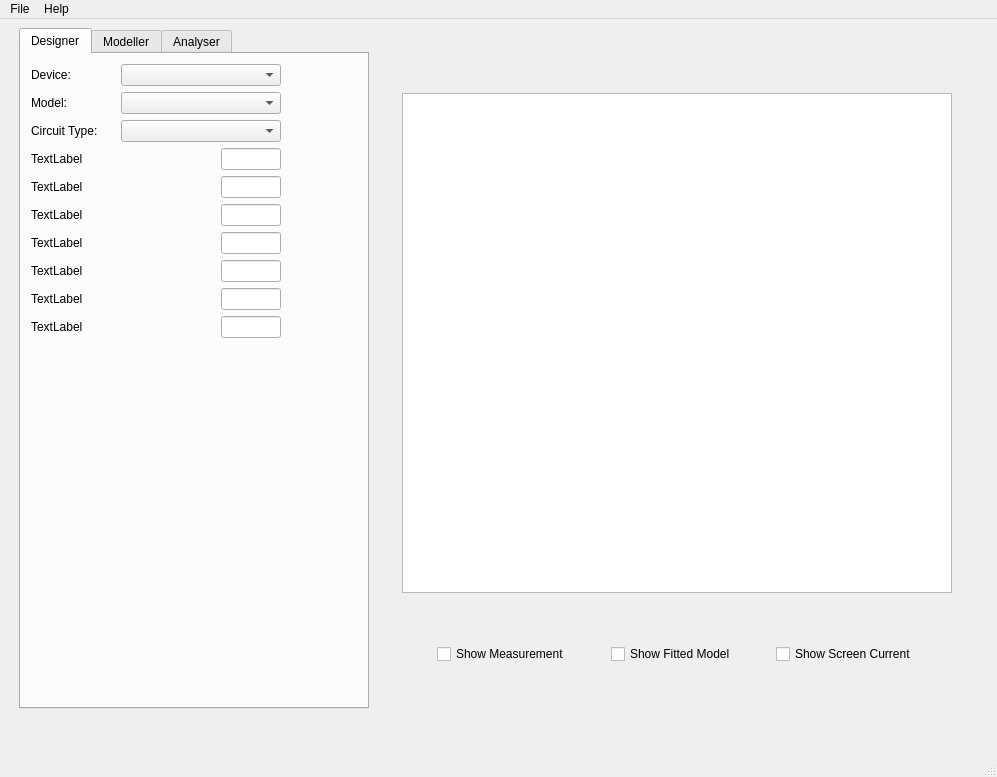
Lizardboy2390/ValveWorkbench, file valveworkbench.ui: the form before one commit.
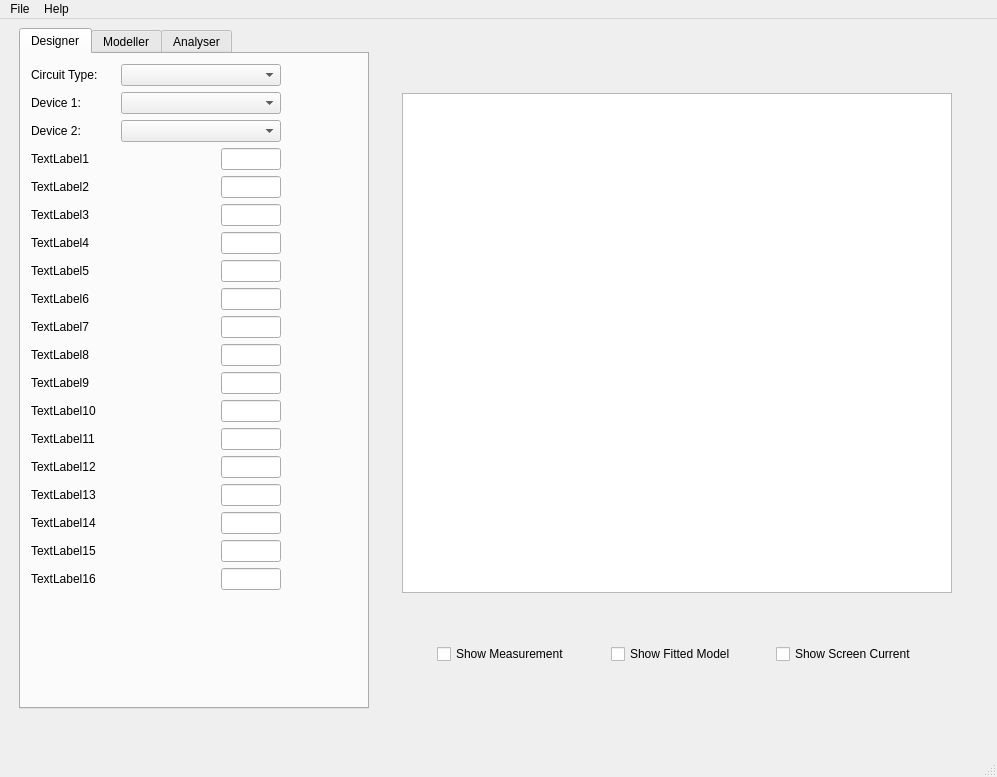
The form after the commit.

Commit message: Adjusted design capability to accomodate circuits with multiple devices

The edit to the form file:
```diff
--- a/valveworkbench.ui
+++ b/valveworkbench.ui
@@ -51,76 +51,10 @@
            <x>10</x>
            <y>10</y>
            <width>250</width>
-           <height>461</height>
+           <height>631</height>
           </rect>
          </property>
          <layout class="QVBoxLayout" name="verticalLayout">
-          <item>
-           <layout class="QHBoxLayout" name="horizontalLayout_16">
-            <item>
-             <widget class="QLabel" name="label_4">
-              <property name="text">
-               <string>Device:</string>
-              </property>
-             </widget>
-            </item>
-            <item>
-             <widget class="QComboBox" name="stdDeviceSelection">
-              <property name="sizePolicy">
-               <sizepolicy hsizetype="Fixed" vsizetype="Fixed">
-                <horstretch>0</horstretch>
-                <verstretch>0</verstretch>
-               </sizepolicy>
-              </property>
-              <property name="minimumSize">
-               <size>
-                <width>160</width>
-                <height>0</height>
-               </size>
-              </property>
-              <property name="maximumSize">
-               <size>
-                <width>160</width>
-                <height>16777215</height>
-               </size>
-              </property>
-             </widget>
-            </item>
-           </layout>
-          </item>
-          <item>
-           <layout class="QHBoxLayout" name="horizontalLayout_17">
-            <item>
-             <widget class="QLabel" name="label_5">
-              <property name="text">
-               <string>Model:</string>
-              </property>
-             </widget>
-            </item>
-            <item>
-             <widget class="QComboBox" name="stdModelSelection">
-              <property name="sizePolicy">
-               <sizepolicy hsizetype="Fixed" vsizetype="Fixed">
-                <horstretch>0</horstretch>
-                <verstretch>0</verstretch>
-               </sizepolicy>
-              </property>
-              <property name="minimumSize">
-               <size>
-                <width>160</width>
-                <height>0</height>
-               </size>
-              </property>
-              <property name="maximumSize">
-               <size>
-                <width>160</width>
-                <height>16777215</height>
-               </size>
-              </property>
-             </widget>
-            </item>
-           </layout>
-          </item>
           <item>
            <layout class="QHBoxLayout" name="horizontalLayout_4">
             <item>
@@ -172,12 +106,66 @@
             </item>
            </layout>
           </item>
+          <item>
+           <layout class="QHBoxLayout" name="horizontalLayout_16">
+            <item>
+             <widget class="QLabel" name="label_4">
+              <property name="text">
+               <string>Device 1:</string>
+              </property>
+             </widget>
+            </item>
+            <item>
+             <widget class="QComboBox" name="stdDeviceSelection">
+              <property name="sizePolicy">
+               <sizepolicy hsizetype="Fixed" vsizetype="Fixed">
+                <horstretch>0</horstretch>
+                <verstretch>0</verstretch>
+               </sizepolicy>
+              </property>
+              <property name="minimumSize">
+               <size>
+                <width>160</width>
+                <height>0</height>
+               </size>
+              </property>
+              <property name="maximumSize">
+               <size>
+                <width>160</width>
+                <height>16777215</height>
+               </size>
+              </property>
+             </widget>
+            </item>
+           </layout>
+          </item>
+          <item>
+           <layout class="QHBoxLayout" name="horizontalLayout_17">
+            <item>
+             <widget class="QLabel" name="label_5">
+              <property name="text">
+               <string>Device 2:</string>
+              </property>
+             </widget>
+            </item>
+            <item>
+             <widget class="QComboBox" name="stdDeviceSelection2">
+              <property name="minimumSize">
+               <size>
+                <width>160</width>
+                <height>0</height>
+               </size>
+              </property>
+             </widget>
+            </item>
+           </layout>
+          </item>
           <item>
            <layout class="QHBoxLayout" name="horizontalLayout_5">
             <item>
              <widget class="QLabel" name="cir1Label">
               <property name="text">
-               <string>TextLabel</string>
+               <string>TextLabel1</string>
               </property>
              </widget>
             </item>
@@ -205,45 +193,12 @@
             </item>
            </layout>
           </item>
-          <item>
-           <layout class="QHBoxLayout" name="horizontalLayout_7">
-            <item>
-             <widget class="QLabel" name="cir3Label">
-              <property name="text">
-               <string>TextLabel</string>
-              </property>
-             </widget>
-            </item>
-            <item>
-             <widget class="QLineEdit" name="cir3Value">
-              <property name="sizePolicy">
-               <sizepolicy hsizetype="Fixed" vsizetype="Fixed">
-                <horstretch>0</horstretch>
-                <verstretch>0</verstretch>
-               </sizepolicy>
-              </property>
-              <property name="minimumSize">
-               <size>
-                <width>60</width>
-                <height>0</height>
-               </size>
-              </property>
-              <property name="maximumSize">
-               <size>
-                <width>60</width>
-                <height>16777215</height>
-               </size>
-              </property>
-             </widget>
-            </item>
-           </layout>
-          </item>
           <item>
            <layout class="QHBoxLayout" name="horizontalLayout_6">
             <item>
              <widget class="QLabel" name="cir2Label">
               <property name="text">
-               <string>TextLabel</string>
+               <string>TextLabel2</string>
               </property>
              </widget>
             </item>
@@ -272,16 +227,49 @@
            </layout>
           </item>
           <item>
-           <layout class="QHBoxLayout" name="horizontalLayout_13">
+           <layout class="QHBoxLayout" name="horizontalLayout_7">
             <item>
-             <widget class="QLabel" name="cir7Label">
+             <widget class="QLabel" name="cir3Label">
               <property name="text">
-               <string>TextLabel</string>
+               <string>TextLabel3</string>
               </property>
              </widget>
             </item>
             <item>
-             <widget class="QLineEdit" name="cir7Value">
+             <widget class="QLineEdit" name="cir3Value">
+              <property name="sizePolicy">
+               <sizepolicy hsizetype="Fixed" vsizetype="Fixed">
+                <horstretch>0</horstretch>
+                <verstretch>0</verstretch>
+               </sizepolicy>
+              </property>
+              <property name="minimumSize">
+               <size>
+                <width>60</width>
+                <height>0</height>
+               </size>
+              </property>
+              <property name="maximumSize">
+               <size>
+                <width>60</width>
+                <height>16777215</height>
+               </size>
+              </property>
+             </widget>
+            </item>
+           </layout>
+          </item>
+          <item>
+           <layout class="QHBoxLayout" name="horizontalLayout_8">
+            <item>
+             <widget class="QLabel" name="cir4Label">
+              <property name="text">
+               <string>TextLabel4</string>
+              </property>
+             </widget>
+            </item>
+            <item>
+             <widget class="QLineEdit" name="cir4Value">
               <property name="sizePolicy">
                <sizepolicy hsizetype="Fixed" vsizetype="Fixed">
                 <horstretch>0</horstretch>
@@ -309,7 +297,7 @@
             <item>
              <widget class="QLabel" name="cir5Label">
               <property name="text">
-               <string>TextLabel</string>
+               <string>TextLabel5</string>
               </property>
              </widget>
             </item>
@@ -342,7 +330,7 @@
             <item>
              <widget class="QLabel" name="cir6Label">
               <property name="text">
-               <string>TextLabel</string>
+               <string>TextLabel6</string>
               </property>
              </widget>
             </item>
@@ -371,16 +359,16 @@
            </layout>
           </item>
           <item>
-           <layout class="QHBoxLayout" name="horizontalLayout_8">
+           <layout class="QHBoxLayout" name="horizontalLayout_13">
             <item>
-             <widget class="QLabel" name="cir4Label">
+             <widget class="QLabel" name="cir7Label">
               <property name="text">
-               <string>TextLabel</string>
+               <string>TextLabel7</string>
               </property>
              </widget>
             </item>
             <item>
-             <widget class="QLineEdit" name="cir4Value">
+             <widget class="QLineEdit" name="cir7Value">
               <property name="sizePolicy">
                <sizepolicy hsizetype="Fixed" vsizetype="Fixed">
                 <horstretch>0</horstretch>
@@ -403,6 +391,237 @@
             </item>
            </layout>
           </item>
+          <item>
+           <layout class="QHBoxLayout" name="horizontalLayout_11">
+            <item>
+             <widget class="QLabel" name="cir8Label">
+              <property name="sizePolicy">
+               <sizepolicy hsizetype="Expanding" vsizetype="Preferred">
+                <horstretch>0</horstretch>
+                <verstretch>0</verstretch>
+               </sizepolicy>
+              </property>
+              <property name="text">
+               <string>TextLabel8</string>
+              </property>
+             </widget>
+            </item>
+            <item>
+             <widget class="QLineEdit" name="cir8Value">
+              <property name="sizePolicy">
+               <sizepolicy hsizetype="Fixed" vsizetype="Fixed">
+                <horstretch>0</horstretch>
+                <verstretch>0</verstretch>
+               </sizepolicy>
+              </property>
+              <property name="minimumSize">
+               <size>
+                <width>60</width>
+                <height>0</height>
+               </size>
+              </property>
+              <property name="maximumSize">
+               <size>
+                <width>60</width>
+                <height>16777215</height>
+               </size>
+              </property>
+             </widget>
+            </item>
+           </layout>
+          </item>
+          <item>
+           <layout class="QHBoxLayout" name="horizontalLayout_14">
+            <item>
+             <widget class="QLabel" name="cir9Label">
+              <property name="sizePolicy">
+               <sizepolicy hsizetype="Expanding" vsizetype="Preferred">
+                <horstretch>0</horstretch>
+                <verstretch>0</verstretch>
+               </sizepolicy>
+              </property>
+              <property name="text">
+               <string>TextLabel9</string>
+              </property>
+             </widget>
+            </item>
+            <item>
+             <widget class="QLineEdit" name="cir9Value">
+              <property name="maximumSize">
+               <size>
+                <width>60</width>
+                <height>16777215</height>
+               </size>
+              </property>
+             </widget>
+            </item>
+           </layout>
+          </item>
+          <item>
+           <layout class="QHBoxLayout" name="horizontalLayout_15">
+            <item>
+             <widget class="QLabel" name="cir10Label">
+              <property name="sizePolicy">
+               <sizepolicy hsizetype="Expanding" vsizetype="Preferred">
+                <horstretch>0</horstretch>
+                <verstretch>0</verstretch>
+               </sizepolicy>
+              </property>
+              <property name="text">
+               <string>TextLabel10</string>
+              </property>
+             </widget>
+            </item>
+            <item>
+             <widget class="QLineEdit" name="cir10Value">
+              <property name="maximumSize">
+               <size>
+                <width>60</width>
+                <height>16777215</height>
+               </size>
+              </property>
+             </widget>
+            </item>
+           </layout>
+          </item>
+          <item>
+           <layout class="QHBoxLayout" name="horizontalLayout_18">
+            <item>
+             <widget class="QLabel" name="cir11Label">
+              <property name="sizePolicy">
+               <sizepolicy hsizetype="Expanding" vsizetype="Preferred">
+                <horstretch>0</horstretch>
+                <verstretch>0</verstretch>
+               </sizepolicy>
+              </property>
+              <property name="text">
+               <string>TextLabel11</string>
+              </property>
+             </widget>
+            </item>
+            <item>
+             <widget class="QLineEdit" name="cir11Value">
+              <property name="maximumSize">
+               <size>
+                <width>60</width>
+                <height>16777215</height>
+               </size>
+              </property>
+             </widget>
+            </item>
+           </layout>
+          </item>
+          <item>
+           <layout class="QHBoxLayout" name="horizontalLayout_19">
+            <item>
+             <widget class="QLabel" name="cir12Label">
+              <property name="sizePolicy">
+               <sizepolicy hsizetype="Expanding" vsizetype="Preferred">
+                <horstretch>0</horstretch>
+                <verstretch>0</verstretch>
+               </sizepolicy>
+              </property>
+              <property name="text">
+               <string>TextLabel12</string>
+              </property>
+             </widget>
+            </item>
+            <item>
+             <widget class="QLineEdit" name="cir12Value">
+              <property name="maximumSize">
+               <size>
+                <width>60</width>
+                <height>16777215</height>
+               </size>
+              </property>
+             </widget>
+            </item>
+           </layout>
+          </item>
+          <item>
+           <layout class="QHBoxLayout" name="horizontalLayout_20">
+            <item>
+             <widget class="QLabel" name="cir13Label">
+              <property name="text">
+               <string>TextLabel13</string>
+              </property>
+             </widget>
+            </item>
+            <item>
+             <widget class="QLineEdit" name="cir13Value">
+              <property name="maximumSize">
+               <size>
+                <width>60</width>
+                <height>16777215</height>
+               </size>
+              </property>
+             </widget>
+            </item>
+           </layout>
+          </item>
+          <item>
+           <layout class="QHBoxLayout" name="horizontalLayout_21">
+            <item>
+             <widget class="QLabel" name="cir14Label">
+              <property name="text">
+               <string>TextLabel14</string>
+              </property>
+             </widget>
+            </item>
+            <item>
+             <widget class="QLineEdit" name="cir14Value">
+              <property name="maximumSize">
+               <size>
+                <width>60</width>
+                <height>16777215</height>
+               </size>
+              </property>
+             </widget>
+            </item>
+           </layout>
+          </item>
+          <item>
+           <layout class="QHBoxLayout" name="horizontalLayout_22">
+            <item>
+             <widget class="QLabel" name="cir15Label">
+              <property name="text">
+               <string>TextLabel15</string>
+              </property>
+             </widget>
+            </item>
+            <item>
+             <widget class="QLineEdit" name="cir15Value">
+              <property name="maximumSize">
+               <size>
+                <width>60</width>
+                <height>16777215</height>
+               </size>
+              </property>
+             </widget>
+            </item>
+           </layout>
+          </item>
+          <item>
+           <layout class="QHBoxLayout" name="horizontalLayout_23">
+            <item>
+             <widget class="QLabel" name="cir16Label">
+              <property name="text">
+               <string>TextLabel16</string>
+              </property>
+             </widget>
+            </item>
+            <item>
+             <widget class="QLineEdit" name="cir16Value">
+              <property name="maximumSize">
+               <size>
+                <width>60</width>
+                <height>16777215</height>
+               </size>
+              </property>
+             </widget>
+            </item>
+           </layout>
+          </item>
           <item>
            <spacer name="verticalSpacer">
             <property name="orientation">
```
Left out of the diff: 3 changed lines with no effect on the pictures. The commit also changes 39 other files.
